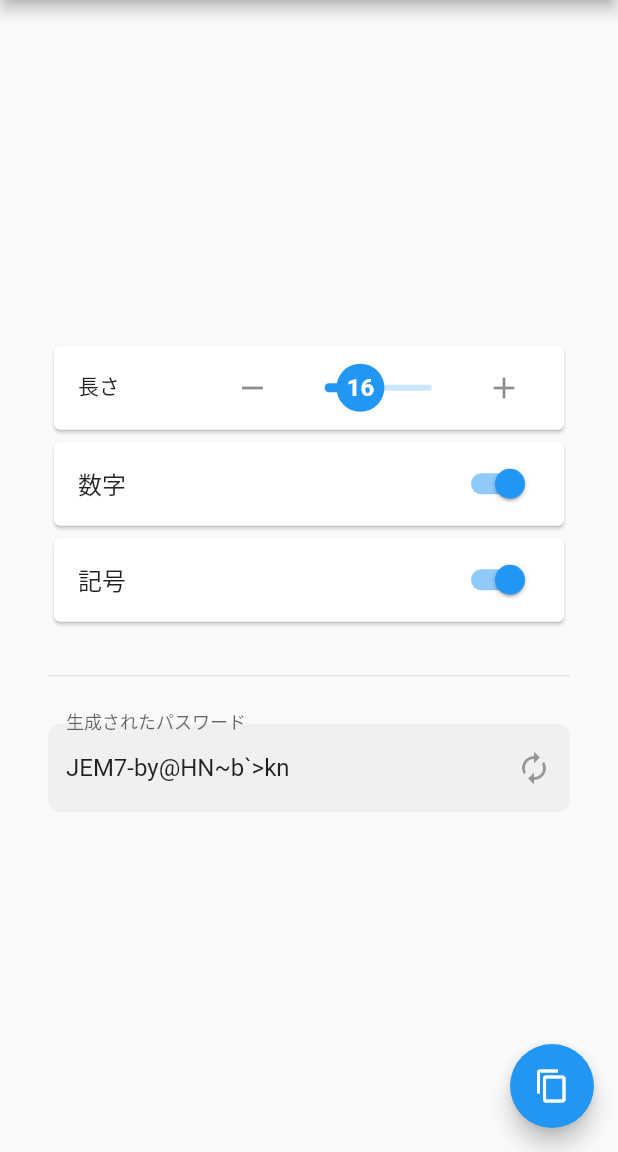
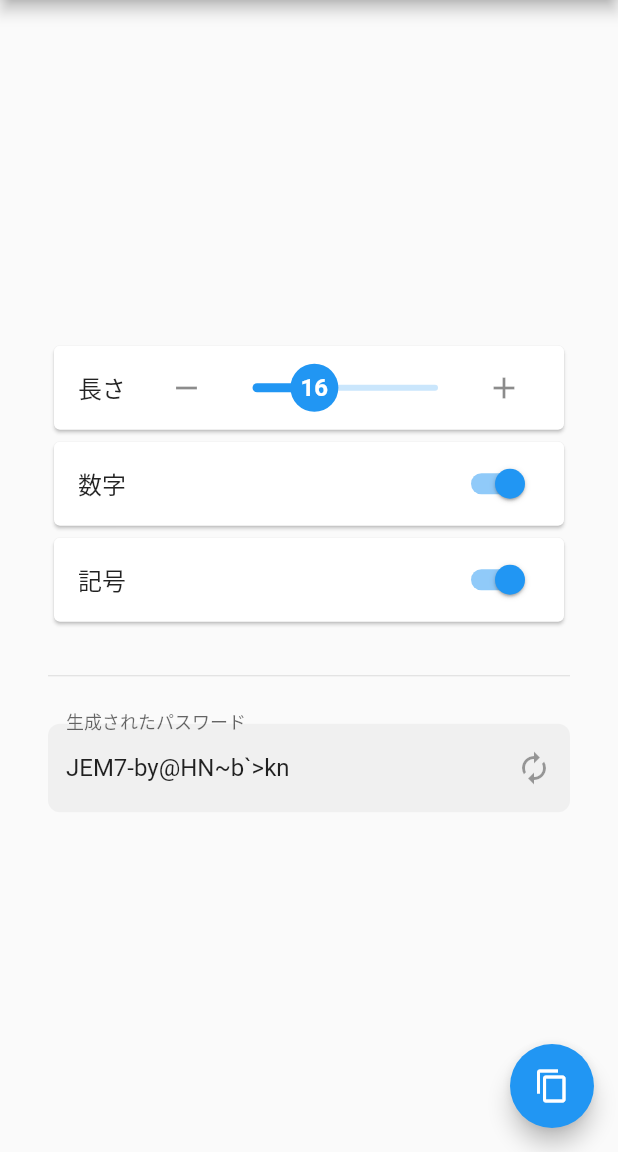
Before and after one commit to hdfln/password-generator, a Flutter app: the screen it shows after launch, on a phone screen of 412 x 824 dp, the part 84-1236 px from its top. Run offline on Flutter 3.47's test engine with Material 2 defaults, Android fonts, the phone set to English and light mode, and no system bars.

Commit message:
ネストを浅く

```diff
--- a/lib/main.dart
+++ b/lib/main.dart
@@ -76,13 +76,12 @@ class _MyHomePageState extends State<MyHomePage> {
             children: <Widget>[
               Card(
                 child: ListTile(
-                  leading: const Text('長さ'),
-                  trailing: FractionallySizedBox(
-                    widthFactor: 0.7,
-                    child: Row(
+                  title: Row(
                     children: [
+                      const Text('長さ'),
+                      const Spacer(),
                       IconButton(
-                          splashRadius: 24,
+                        splashRadius: 16,
                         onPressed: () {
                           if (_length > _minLength) {
                             setState(() {
@@ -93,13 +92,16 @@ class _MyHomePageState extends State<MyHomePage> {
                         icon: const Icon(Icons.remove),
                       ),
                       Expanded(
+                        flex: 10,
                         child: SliderTheme(
                           data: SliderTheme.of(context).copyWith(
                               thumbShape: PolygonSliderThumb(
                                 thumbRadius: 16.0,
                                 sliderValue: _length.toDouble(),
                               ),
-                            ),
+                              overlayShape: const RoundSliderOverlayShape(
+                                overlayRadius: 20,
+                              )),
                           child: Slider(
                             value: _length.toDouble(),
                             min: _minLength.toDouble(),
@@ -118,7 +120,8 @@ class _MyHomePageState extends State<MyHomePage> {
                         ),
                       ),
                       IconButton(
-                          splashRadius: 24,
+                        splashRadius: 16,
+                        padding: EdgeInsets.zero,
                         onPressed: () {
                           if (_length < _maxLength) {
                             setState(() {
@@ -129,7 +132,6 @@ class _MyHomePageState extends State<MyHomePage> {
                         icon: const Icon(Icons.add),
                       ),
                     ],
-                    ),
                   ),
                 ),
               ),
```
Lines whose indentation alone changed are shown as unchanged.
